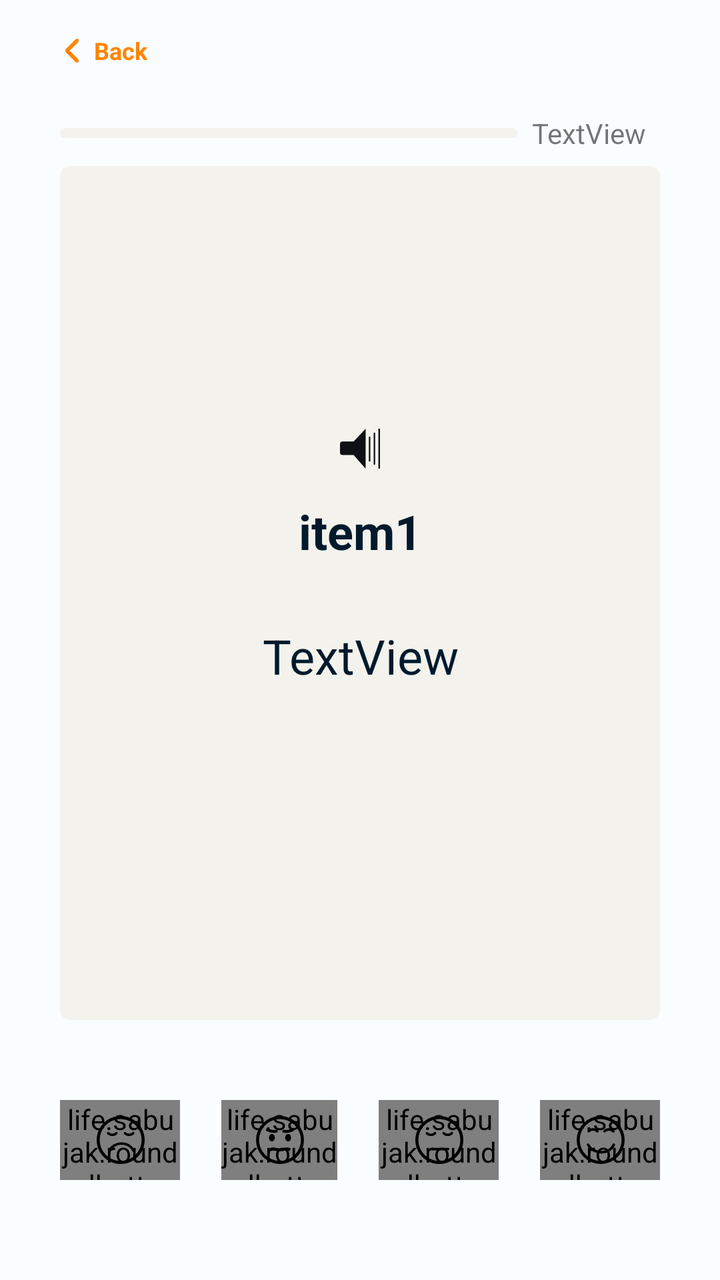
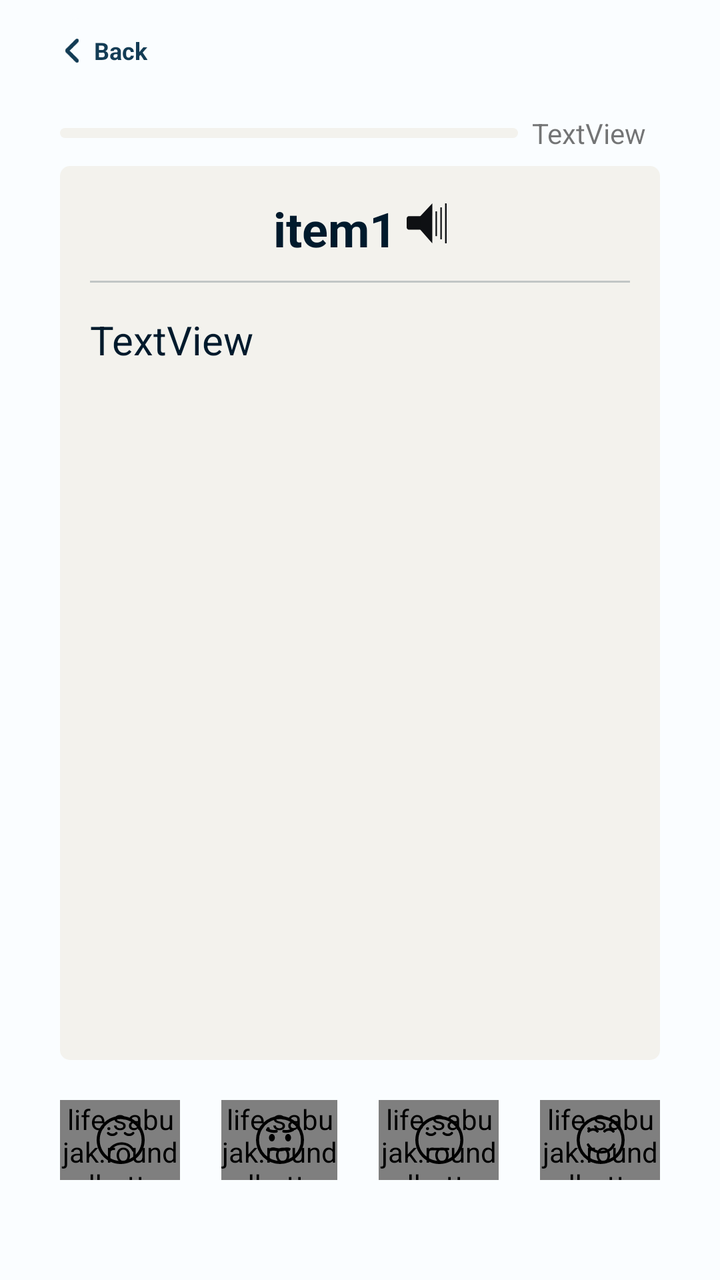

Two renders of the same Android screen: before a commit and after it. Below are the layout's source before the change and the commit's diff.
<!-- AndroidManifest.xml: application theme Theme.Vocavox -->
<!-- res/layout/card_answer_side.xml -->
<?xml version="1.0" encoding="utf-8"?>
<androidx.constraintlayout.widget.ConstraintLayout xmlns:android="http://schemas.android.com/apk/res/android"
    xmlns:app="http://schemas.android.com/apk/res-auto"
    xmlns:tools="http://schemas.android.com/tools"
    android:layout_width="match_parent"
    android:layout_height="match_parent"
    android:background="@color/back_ground">

    <androidx.constraintlayout.widget.ConstraintLayout
        android:id="@+id/header_layout"
        android:layout_width="0dp"
        android:layout_height="@dimen/header_height"
        android:layout_marginHorizontal="0dp"
        android:background="@drawable/bg_header"
        app:layout_constraintEnd_toEndOf="parent"
        app:layout_constraintStart_toStartOf="parent"
        app:layout_constraintTop_toTopOf="parent">

        <androidx.constraintlayout.widget.ConstraintLayout
            android:id="@+id/back_layout"
            android:layout_width="wrap_content"
            android:layout_height="wrap_content"
            android:layout_marginStart="30dp"
            android:background="@drawable/selector_back_layout"
            android:paddingVertical="8dp"
            app:layout_constraintBottom_toBottomOf="parent"
            app:layout_constraintStart_toStartOf="parent"
            app:layout_constraintTop_toTopOf="parent">

            <ImageView
                android:id="@+id/back_arrow"
                android:layout_width="12dp"
                android:layout_height="12dp"
                android:rotation="180"
                app:layout_constraintBottom_toBottomOf="parent"
                app:layout_constraintStart_toStartOf="parent"
                app:layout_constraintTop_toTopOf="parent"
                app:srcCompat="@drawable/ic_chevron_back" />

            <TextView
                android:layout_width="wrap_content"
                android:layout_height="wrap_content"
                android:layout_marginStart="5dp"
                android:gravity="center"
                android:text="@string/button_back_str"
                android:textColor="@color/header_back"
                android:textSize="@dimen/back_text"
                android:textStyle="bold"
                app:layout_constraintBottom_toBottomOf="parent"
                app:layout_constraintStart_toEndOf="@+id/back_arrow"
                app:layout_constraintTop_toTopOf="parent" />

        </androidx.constraintlayout.widget.ConstraintLayout>
    </androidx.constraintlayout.widget.ConstraintLayout>

    <androidx.appcompat.widget.LinearLayoutCompat
        android:layout_width="match_parent"
        android:layout_height="0dp"
        android:orientation="vertical"
        android:layout_marginHorizontal="@dimen/body_horizontal_margin"
        android:layout_marginBottom="@dimen/body_bottom_margin"
        android:layout_marginTop="0dp"
        app:layout_constraintBottom_toBottomOf="parent"
        app:layout_constraintEnd_toEndOf="parent"
        app:layout_constraintStart_toStartOf="parent"
        app:layout_constraintTop_toBottomOf="@+id/header_layout">

        <androidx.constraintlayout.widget.ConstraintLayout
            android:layout_width="match_parent"
            android:layout_height="wrap_content">

            <ProgressBar
                android:id="@+id/remaining_cards_progress_bar"
                style="@android:style/Widget.ProgressBar.Horizontal"
                android:layout_width="0dp"
                android:layout_height="5dp"
                android:progressDrawable="@drawable/progress_bar_custom"
                app:layout_constraintBottom_toBottomOf="parent"
                app:layout_constraintEnd_toStartOf="@+id/cards_left"
                app:layout_constraintHorizontal_bias="0.5"
                app:layout_constraintStart_toStartOf="parent"
                app:layout_constraintTop_toTopOf="parent" />

            <TextView
                android:id="@+id/cards_left"
                android:layout_width="wrap_content"
                android:layout_height="wrap_content"
                android:padding="7dp"
                android:text="TextView"
                android:textSize="@dimen/N"
                app:layout_constraintBottom_toBottomOf="parent"
                app:layout_constraintEnd_toEndOf="parent"
                app:layout_constraintTop_toTopOf="parent" />
        </androidx.constraintlayout.widget.ConstraintLayout>

        <androidx.constraintlayout.widget.ConstraintLayout
            android:layout_width="match_parent"
            android:layout_height="match_parent"
            android:layout_weight="1"
            android:background="@drawable/bg_card_answer"
            app:layout_constraintBottom_toTopOf="@+id/horizontal_central_guideline2"
            app:layout_constraintEnd_toStartOf="@+id/right_guideline"
            app:layout_constraintStart_toStartOf="@+id/left_guideline"
            app:layout_constraintTop_toBottomOf="@+id/cards_left">

            <androidx.constraintlayout.widget.Guideline
                android:id="@+id/separation_guideline"
                android:layout_width="wrap_content"
                android:layout_height="wrap_content"
                android:orientation="horizontal"
                app:layout_constraintGuide_percent="0.5" />

            <TextView
                android:id="@+id/answer_side_item1"
                android:layout_width="match_parent"
                android:layout_height="wrap_content"
                android:gravity="bottom|center_horizontal"
                android:padding="15dp"
                android:text="item1"
                android:textColor="@color/blue3"
                android:textSize="@dimen/XXL"
                android:textStyle="bold"
                app:layout_constraintBottom_toTopOf="@+id/separation_guideline"
                app:layout_constraintEnd_toEndOf="parent"
                app:layout_constraintHorizontal_bias="0.0"
                app:layout_constraintStart_toStartOf="parent"
                tools:ignore="MissingConstraints" />

            <ImageView
                android:id="@+id/speaker_ic"
                android:layout_width="@dimen/ic_size"
                android:layout_height="@dimen/ic_size"
                app:layout_constraintBottom_toTopOf="@+id/answer_side_item1"
                app:layout_constraintEnd_toEndOf="parent"
                app:layout_constraintStart_toStartOf="parent"
                app:srcCompat="@drawable/selector_speaker" />

            <TextView
                android:id="@+id/answer_side_item2"
                android:layout_width="0dp"
                android:layout_height="0dp"
                android:gravity="center|top"
                android:padding="15dp"
                android:text="TextView"
                android:textColor="@color/blue3"
                android:textSize="@dimen/XXL"
                app:layout_constraintBottom_toBottomOf="parent"
                app:layout_constraintEnd_toEndOf="parent"
                app:layout_constraintHorizontal_bias="0.5"
                app:layout_constraintStart_toStartOf="parent"
                app:layout_constraintTop_toTopOf="@+id/separation_guideline"
                app:layout_constraintVertical_bias="0.441"
                tools:ignore="MissingConstraints" />
        </androidx.constraintlayout.widget.ConstraintLayout>

        <androidx.constraintlayout.widget.ConstraintLayout
            android:layout_width="match_parent"
            android:layout_height="wrap_content"
            android:layout_marginTop="40dp"
            android:layout_marginBottom="20dp">

            <life.sabujak.roundedbutton.RoundedButton
                android:id="@+id/answer_side_button1"
                android:layout_width="@dimen/button_ans_width"
                android:layout_height="@dimen/button_ans_height"
                app:buttonCornerRadius="7dp"
                app:buttonGradientEndColor="@color/main"
                app:buttonGradientStartColor="#FF0000"
                app:layout_constraintBottom_toBottomOf="parent"
                app:layout_constraintStart_toStartOf="parent"
                app:layout_constraintTop_toTopOf="parent" />

            <life.sabujak.roundedbutton.RoundedButton
                android:id="@+id/answer_side_button2"
                android:layout_width="58dp"
                android:layout_height="@dimen/button_ans_height"
                app:buttonCornerRadius="7dp"
                app:buttonGradientEndColor="#ECB039"
                app:buttonGradientStartColor="@color/main"
                app:layout_constraintBottom_toBottomOf="parent"
                app:layout_constraintEnd_toStartOf="@+id/answer_side_button3"
                app:layout_constraintHorizontal_bias="0.5"
                app:layout_constraintStart_toEndOf="@+id/answer_side_button1"
                app:layout_constraintTop_toTopOf="@+id/answer_side_button1" />

            <life.sabujak.roundedbutton.RoundedButton
                android:id="@+id/answer_side_button3"
                android:layout_width="@dimen/button_ans_width"
                android:layout_height="@dimen/button_ans_height"
                app:buttonCornerRadius="7dp"
                app:buttonGradientEndColor="#E0EC39"
                app:buttonGradientStartColor="#ECB039"
                app:layout_constraintBottom_toBottomOf="parent"
                app:layout_constraintEnd_toStartOf="@+id/answer_side_button4"
                app:layout_constraintHorizontal_bias="0.5"
                app:layout_constraintStart_toEndOf="@+id/answer_side_button2"
                app:layout_constraintTop_toTopOf="@+id/answer_side_button1" />

            <life.sabujak.roundedbutton.RoundedButton
                android:id="@+id/answer_side_button4"
                android:layout_width="@dimen/button_ans_width"
                android:layout_height="@dimen/button_ans_height"
                app:buttonCornerRadius="7dp"
                app:buttonGradientEndColor="#3A7C00"
                app:buttonGradientStartColor="#E0EC39"
                app:layout_constraintBottom_toBottomOf="parent"
                app:layout_constraintEnd_toEndOf="parent"
                app:layout_constraintTop_toTopOf="@+id/answer_side_button1" />

            <ImageView
                android:layout_width="39dp"
                android:layout_height="24dp"
                app:layout_constraintBottom_toBottomOf="@+id/answer_side_button4"
                app:layout_constraintEnd_toEndOf="@+id/answer_side_button4"
                app:layout_constraintStart_toStartOf="@+id/answer_side_button4"
                app:layout_constraintTop_toTopOf="@+id/answer_side_button4"
                app:srcCompat="@drawable/ic_smiling_line_icon" />

            <ImageView
                android:layout_width="39dp"
                android:layout_height="24dp"
                app:layout_constraintBottom_toBottomOf="@+id/answer_side_button3"
                app:layout_constraintEnd_toEndOf="@+id/answer_side_button3"
                app:layout_constraintStart_toStartOf="@+id/answer_side_button3"
                app:layout_constraintTop_toTopOf="@+id/answer_side_button3"
                app:srcCompat="@drawable/ic_confused_line_icon" />

            <ImageView
                android:layout_width="39dp"
                android:layout_height="24dp"
                app:layout_constraintBottom_toBottomOf="@+id/answer_side_button2"
                app:layout_constraintEnd_toEndOf="@+id/answer_side_button2"
                app:layout_constraintStart_toStartOf="@+id/answer_side_button2"
                app:layout_constraintTop_toTopOf="@+id/answer_side_button2"
                app:srcCompat="@drawable/ic_strange_emoji_icon" />

            <ImageView
                android:layout_width="39dp"
                android:layout_height="24dp"
                app:layout_constraintBottom_toBottomOf="@+id/answer_side_button1"
                app:layout_constraintEnd_toEndOf="@+id/answer_side_button1"
                app:layout_constraintStart_toStartOf="@+id/answer_side_button1"
                app:layout_constraintTop_toTopOf="@+id/answer_side_button1"
                app:srcCompat="@drawable/ic_crying_line_icon" />
        </androidx.constraintlayout.widget.ConstraintLayout>
    </androidx.appcompat.widget.LinearLayoutCompat>

</androidx.constraintlayout.widget.ConstraintLayout>
<!-- resources referenced by this layout -->
<resources>
  <color name="back_ground">#FAFDFF</color>
  <color name="blue3">#001A2C</color>
  <color name="header_back">@color/main_orange1</color>
  <color name="main">#C24F25</color>
  <dimen name="N">14sp</dimen>
  <dimen name="XXL">24sp</dimen>
  <dimen name="back_text">@dimen/XS</dimen>
  <dimen name="body_bottom_margin">30dp</dimen>
  <dimen name="body_horizontal_margin">30dp</dimen>
  <dimen name="button_ans_height">40dp</dimen>
  <dimen name="button_ans_width">60dp</dimen>
  <dimen name="header_height">50dp</dimen>
  <dimen name="ic_size">20dp</dimen>
  <!-- drawable bg_card_answer (drawable) -->
  <shape xmlns:android="http://schemas.android.com/apk/res/android"
      android:shape="rectangle">
  
      <solid
          android:color="@color/answer_card_bg" />
  
      <corners
          android:radius="5dp"/>
  </shape>
  <!-- drawable bg_header (drawable) -->
  <shape xmlns:android="http://schemas.android.com/apk/res/android"
      android:shape="rectangle">
      <corners
          android:bottomLeftRadius="10dp"
          android:bottomRightRadius="10dp"
          />
  
  
  
  
  </shape>
  <!-- drawable ic_chevron_back (drawable) -->
  <vector xmlns:android="http://schemas.android.com/apk/res/android"
      android:width="298dp"
      android:height="512dp"
      android:viewportWidth="298"
      android:viewportHeight="511.93">
    <path
        android:fillColor="@color/header_back"
        android:pathData="M70.77,499.85c-16.24,16.17 -42.53,16.09 -58.69,-0.15 -16.17,-16.25 -16.09,-42.54 0.15,-58.7l185.5,-185.03L12.23,70.93c-16.24,-16.16 -16.32,-42.45 -0.15,-58.7 16.16,-16.24 42.45,-16.32 58.69,-0.15l215.15,214.61c16.17,16.25 16.09,42.54 -0.15,58.7l-215,214.46z"
        android:fillType="nonZero"/>
  </vector>
  <!-- drawable selector_back_layout (drawable) -->
  <selector xmlns:android="http://schemas.android.com/apk/res/android">
      <item android:state_pressed="true">
          <shape xmlns:android="http://schemas.android.com/apk/res/android"
              android:shape="rectangle">
              <corners android:radius="10dp" />
              <solid android:color="@color/grey4"></solid>
          </shape>
      </item>
  
      <item>
          <shape xmlns:android="http://schemas.android.com/apk/res/android"
              android:shape="rectangle">
              <corners android:radius="10dp" />
              <solid android:color="@color/header_bg"></solid>
          </shape>
      </item>
  </selector>
  <!-- drawable selector_speaker (drawable) -->
  <?xml version="1.0" encoding="utf-8"?>
  <selector xmlns:android="http://schemas.android.com/apk/res/android">
      <item android:drawable="@drawable/ic_speaker_on_touch" android:state_pressed="true"/>
      <item android:drawable="@drawable/ic_speaker" />
  </selector>
  <string name="button_back_str">Back</string>
  <color name="main_orange1">#ff8500</color>
  <dimen name="XS">12sp</dimen>
  <color name="answer_card_bg">#F3F2ED</color>
  <color name="back_ground2">#F3F2ED</color>
  <color name="grey4">#BABABA</color>
  <color name="header_bg">@color/back_ground</color>
  <color name="main_orange3">#ff9e00</color>
  <color name="white">#FFFFFFFF</color>
  <color name="sec_blue1">#0077b6</color>
  <color name="sec_blue3">#00b4d8</color>
  <color name="ic_std_on_click">@color/main_orange1</color>
  <color name="ic_std">@color/th_grey1</color>
  <color name="th_grey1">#0E1013</color>
  <!-- unchanged entries left out for length: 8 -->
</resources>

<!-- the commit's change to res/layout/card_answer_side.xml (unified diff, before → after) -->
@@ -56,15 +56,16 @@
     <androidx.appcompat.widget.LinearLayoutCompat
         android:layout_width="match_parent"
         android:layout_height="0dp"
+        android:layout_marginHorizontal="@dimen/body_horizontal_margin"
+        android:layout_marginTop="0dp"
+        android:layout_marginBottom="@dimen/body_bottom_margin"
         android:orientation="vertical"
-        android:layout_marginHorizontal="@dimen/body_horizontal_margin"
-        android:layout_marginBottom="@dimen/body_bottom_margin"
-        android:layout_marginTop="0dp"
         app:layout_constraintBottom_toBottomOf="parent"
         app:layout_constraintEnd_toEndOf="parent"
         app:layout_constraintStart_toStartOf="parent"
         app:layout_constraintTop_toBottomOf="@+id/header_layout">
 
+        
         <androidx.constraintlayout.widget.ConstraintLayout
             android:layout_width="match_parent"
             android:layout_height="wrap_content">
@@ -93,70 +94,83 @@
                 app:layout_constraintTop_toTopOf="parent" />
         </androidx.constraintlayout.widget.ConstraintLayout>
 
+        
         <androidx.constraintlayout.widget.ConstraintLayout
             android:layout_width="match_parent"
-            android:layout_height="match_parent"
+            android:layout_height="0dp"
             android:layout_weight="1"
-            android:background="@drawable/bg_card_answer"
-            app:layout_constraintBottom_toTopOf="@+id/horizontal_central_guideline2"
-            app:layout_constraintEnd_toStartOf="@+id/right_guideline"
-            app:layout_constraintStart_toStartOf="@+id/left_guideline"
-            app:layout_constraintTop_toBottomOf="@+id/cards_left">
-
-            <androidx.constraintlayout.widget.Guideline
-                android:id="@+id/separation_guideline"
+            android:background="@drawable/bg_card_answer">
+
+            
+            <TextView
+                android:id="@+id/answer_side_item1"
                 android:layout_width="wrap_content"
                 android:layout_height="wrap_content"
-                android:orientation="horizontal"
-                app:layout_constraintGuide_percent="0.5" />
-
-            <TextView
-                android:id="@+id/answer_side_item1"
-                android:layout_width="match_parent"
-                android:layout_height="wrap_content"
-                android:gravity="bottom|center_horizontal"
-                android:padding="15dp"
+                android:gravity="center"
+                android:paddingStart="15dp"
+                android:paddingTop="15dp"
+                android:paddingEnd="5dp"
+                android:paddingBottom="10dp"
                 android:text="item1"
                 android:textColor="@color/blue3"
                 android:textSize="@dimen/XXL"
                 android:textStyle="bold"
-                app:layout_constraintBottom_toTopOf="@+id/separation_guideline"
-                app:layout_constraintEnd_toEndOf="parent"
-                app:layout_constraintHorizontal_bias="0.0"
-                app:layout_constraintStart_toStartOf="parent"
-                tools:ignore="MissingConstraints" />
+                app:layout_constrainedWidth="true"
+                app:layout_constraintEnd_toStartOf="@+id/speaker_ic"
+                app:layout_constraintHorizontal_chainStyle="packed"
+                app:layout_constraintStart_toStartOf="parent"
+                app:layout_constraintTop_toTopOf="parent" />
 
             <ImageView
                 android:id="@+id/speaker_ic"
                 android:layout_width="@dimen/ic_size"
                 android:layout_height="@dimen/ic_size"
-                app:layout_constraintBottom_toTopOf="@+id/answer_side_item1"
-                app:layout_constraintEnd_toEndOf="parent"
-                app:layout_constraintStart_toStartOf="parent"
+                android:layout_marginEnd="15dp"
+                app:layout_constraintBottom_toBottomOf="@+id/answer_side_item1"
+                app:layout_constraintEnd_toEndOf="parent"
+                app:layout_constraintStart_toEndOf="@+id/answer_side_item1"
+                app:layout_constraintTop_toTopOf="@+id/answer_side_item1"
                 app:srcCompat="@drawable/selector_speaker" />
 
-            <TextView
-                android:id="@+id/answer_side_item2"
+            
+            <View
+                android:id="@+id/separation_line"
+                android:layout_width="0dp"
+                android:layout_height="1dp"
+                android:layout_marginHorizontal="15dp"
+                android:alpha="0.2"
+                android:background="@color/blue3"
+                app:layout_constraintEnd_toEndOf="parent"
+                app:layout_constraintStart_toStartOf="parent"
+                app:layout_constraintTop_toBottomOf="@+id/answer_side_item1" />
+
+            
+            <androidx.core.widget.NestedScrollView
+                style="@style/NoScrollViewEdgeEffect"
                 android:layout_width="0dp"
                 android:layout_height="0dp"
-                android:gravity="center|top"
-                android:padding="15dp"
-                android:text="TextView"
-                android:textColor="@color/blue3"
-                android:textSize="@dimen/XXL"
-                app:layout_constraintBottom_toBottomOf="parent"
-                app:layout_constraintEnd_toEndOf="parent"
-                app:layout_constraintHorizontal_bias="0.5"
-                app:layout_constraintStart_toStartOf="parent"
-                app:layout_constraintTop_toTopOf="@+id/separation_guideline"
-                app:layout_constraintVertical_bias="0.441"
-                tools:ignore="MissingConstraints" />
-        </androidx.constraintlayout.widget.ConstraintLayout>
-
+                app:layout_constraintBottom_toBottomOf="parent"
+                app:layout_constraintEnd_toEndOf="parent"
+                app:layout_constraintStart_toStartOf="parent"
+                app:layout_constraintTop_toBottomOf="@+id/separation_line">
+
+                <TextView
+                    android:id="@+id/answer_side_item2"
+                    android:layout_width="match_parent"
+                    android:layout_height="wrap_content"
+                    android:gravity="start|top"
+                    android:padding="15dp"
+                    android:text="TextView"
+                    android:textColor="@color/blue3"
+                    android:textSize="@dimen/titles" />
+            </androidx.core.widget.NestedScrollView>
+        </androidx.constraintlayout.widget.ConstraintLayout>
+
+        
         <androidx.constraintlayout.widget.ConstraintLayout
             android:layout_width="match_parent"
             android:layout_height="wrap_content"
-            android:layout_marginTop="40dp"
+            android:layout_marginTop="20dp"
             android:layout_marginBottom="20dp">
 
             <life.sabujak.roundedbutton.RoundedButton
<!-- resource entries referenced after the edit -->
@@ -3,7 +3,7 @@
   <color name="back_ground">#FAFDFF</color>
   <color name="blue3">#001A2C</color>
   <color name="header_back">@color/main_orange1</color>
-  <color name="main">#C24F25</color>
+  <color name="main">#255FC2</color>
   <dimen name="N">14sp</dimen>
   <dimen name="XXL">24sp</dimen>
   <dimen name="back_text">@dimen/XS</dimen>
@@ -13,6 +13,7 @@
   <dimen name="button_ans_width">60dp</dimen>
   <dimen name="header_height">50dp</dimen>
   <dimen name="ic_size">20dp</dimen>
+  <dimen name="titles">@dimen/XL</dimen>
   <!-- drawable bg_card_answer (drawable) -->
   <shape xmlns:android="http://schemas.android.com/apk/res/android"
       android:shape="rectangle">
@@ -71,13 +72,18 @@
       <item android:drawable="@drawable/ic_speaker" />
   </selector>
   <string name="button_back_str">Back</string>
-  <color name="main_orange1">#ff8500</color>
+  <style name="NoScrollViewEdgeEffect">
+          <item name="android:overScrollMode">never</item>
+          <item name="android:fadingEdgeLength">0dp</item>
+      </style>
+  <color name="main_orange1">#133c55</color>
   <dimen name="XS">12sp</dimen>
+  <dimen name="XL">20sp</dimen>
   <color name="answer_card_bg">#F3F2ED</color>
   <color name="back_ground2">#F3F2ED</color>
   <color name="grey4">#BABABA</color>
   <color name="header_bg">@color/back_ground</color>
-  <color name="main_orange3">#ff9e00</color>
+  <color name="main_orange3">#59a5d8</color>
   <color name="white">#FFFFFFFF</color>
   <color name="sec_blue1">#0077b6</color>
   <color name="sec_blue3">#00b4d8</color>
